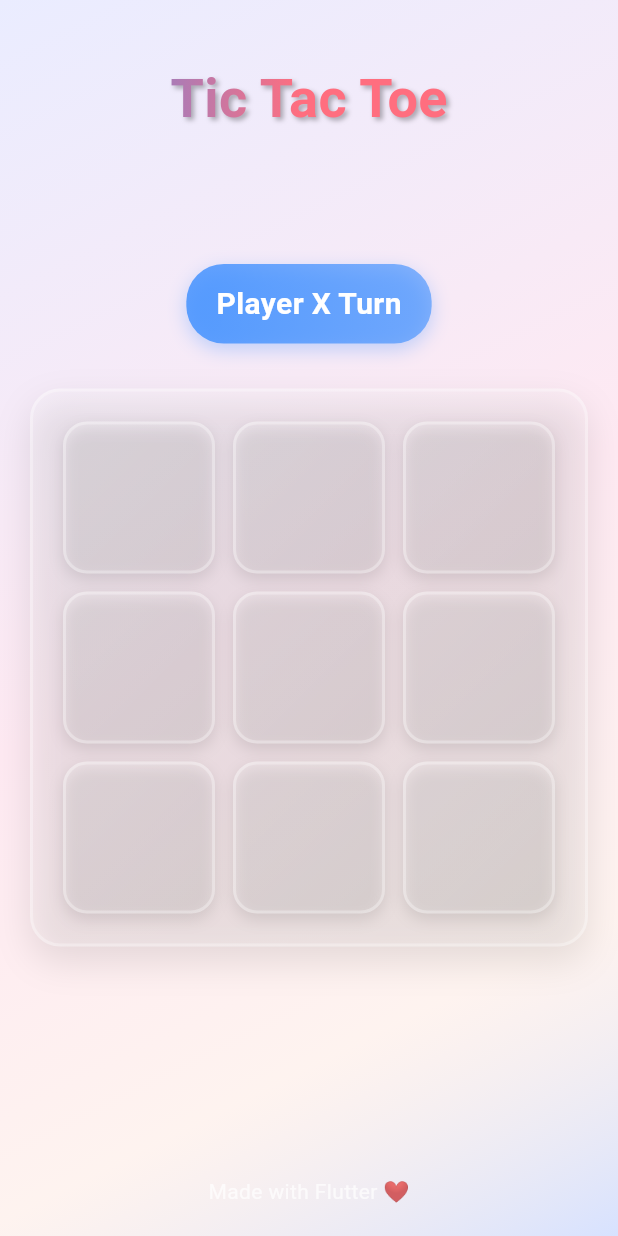
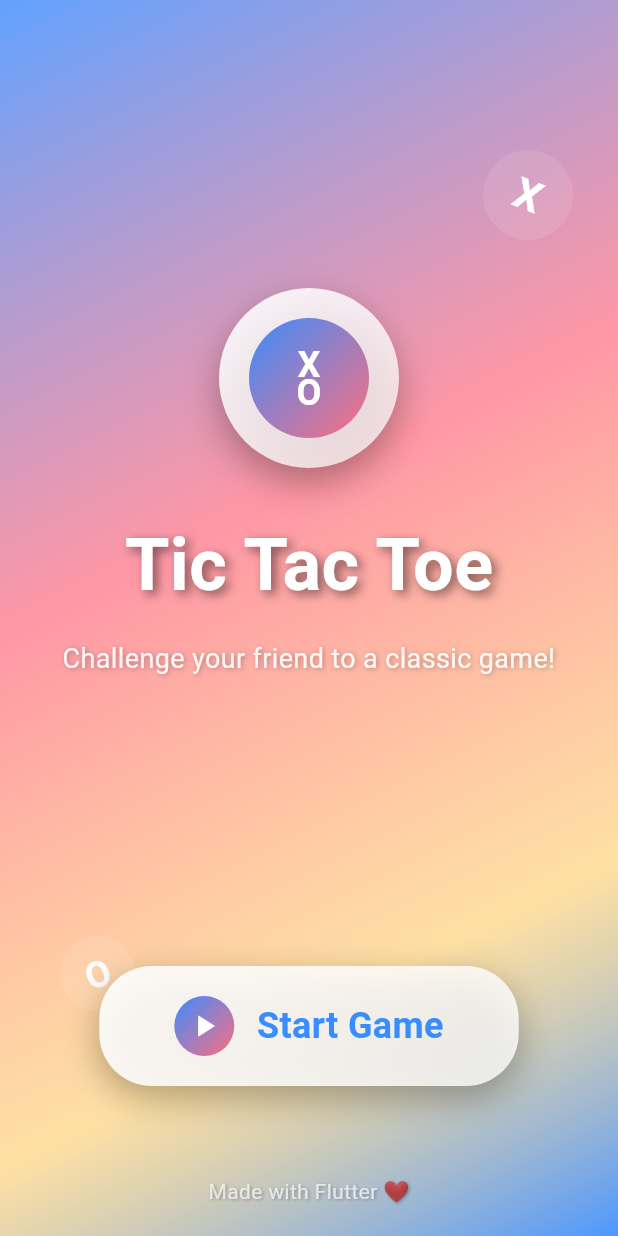
Before and after one commit to Workflow-Manager-admin/fluttergradienttictactoe-95805-65b143a0, a Flutter app: the screen it shows after launch, on a phone screen of 412 x 824 dp. Run offline on Flutter 3.47's test engine with Material 3 defaults, Android fonts, the phone set to English and light mode, and no system bars.

```diff
--- /dev/null
+++ b/flutter_frontend/lib/home_page.dart
@@ -0,0 +1,408 @@
+import 'package:flutter/material.dart';
+import 'main.dart';
+
+class HomePage extends StatefulWidget {
+  const HomePage({super.key});
+
+  @override
+  State<HomePage> createState() => _HomePageState();
+}
+
+class _HomePageState extends State<HomePage> with TickerProviderStateMixin {
+  late AnimationController _backgroundAnimationController;
+  late AnimationController _logoAnimationController;
+  late AnimationController _buttonAnimationController;
+
+  late Animation<double> _backgroundAnimation;
+  late Animation<double> _logoAnimation;
+  late Animation<double> _buttonAnimation;
+
+  // Colors matching the game theme
+  static const Color primaryColor = Color(0xFF3A8DFF);
+  static const Color secondaryColor = Color(0xFFFF6E7F);
+  static const Color accentColor = Color(0xFFFFD166);
+
+  @override
+  void initState() {
+    super.initState();
+
+    // Initialize animation controllers
+    _backgroundAnimationController = AnimationController(
+      duration: const Duration(seconds: 5),
+      vsync: this,
+    );
+
+    _logoAnimationController = AnimationController(
+      duration: const Duration(milliseconds: 1200),
+      vsync: this,
+    );
+
+    _buttonAnimationController = AnimationController(
+      duration: const Duration(milliseconds: 800),
+      vsync: this,
+    );
+
+    // Initialize animations
+    _backgroundAnimation = CurvedAnimation(
+      parent: _backgroundAnimationController,
+      curve: Curves.linear,
+    );
+
+    _logoAnimation = CurvedAnimation(
+      parent: _logoAnimationController,
+      curve: Curves.elasticOut,
+    );
+
+    _buttonAnimation = CurvedAnimation(
+      parent: _buttonAnimationController,
+      curve: Curves.bounceOut,
+    );
+
+    // Start animations
+    _backgroundAnimationController.repeat();
+    _logoAnimationController.forward();
+
+    // Delay button animation
+    Future.delayed(const Duration(milliseconds: 600), () {
+      if (mounted) {
+        _buttonAnimationController.forward();
+      }
+    });
+  }
+
+  @override
+  void dispose() {
+    _backgroundAnimationController.dispose();
+    _logoAnimationController.dispose();
+    _buttonAnimationController.dispose();
+    super.dispose();
+  }
+
+  // PUBLIC_INTERFACE
+  /// Builds the animated background with flowing gradients
+  Widget buildAnimatedBackground() {
+    return AnimatedBuilder(
+      animation: _backgroundAnimation,
+      builder: (context, child) {
+        return Container(
+          decoration: BoxDecoration(
+            gradient: LinearGradient(
+              begin: Alignment.topLeft,
+              end: Alignment.bottomRight,
+              colors: [
+                primaryColor.withValues(alpha: 0.8),
+                secondaryColor.withValues(alpha: 0.7),
+                accentColor.withValues(alpha: 0.6),
+                primaryColor.withValues(alpha: 0.9),
+              ],
+              stops: [
+                0.0,
+                0.3 + 0.2 * _backgroundAnimation.value,
+                0.7 + 0.1 * _backgroundAnimation.value,
+                1.0,
+              ],
+            ),
+          ),
+        );
+      },
+    );
+  }
+
+  // PUBLIC_INTERFACE
+  /// Builds the animated logo/title section
+  Widget buildAnimatedLogo() {
+    return ScaleTransition(
+      scale: _logoAnimation,
+      child: Column(
+        children: [
+          // App Icon/Logo
+          Container(
+            width: 120,
+            height: 120,
+            decoration: BoxDecoration(
+              gradient: LinearGradient(
+                begin: Alignment.topLeft,
+                end: Alignment.bottomRight,
+                colors: [
+                  Colors.white.withValues(alpha: 0.9),
+                  Colors.white.withValues(alpha: 0.7),
+                ],
+              ),
+              shape: BoxShape.circle,
+              boxShadow: [
+                BoxShadow(
+                  color: Colors.black.withValues(alpha: 0.3),
+                  blurRadius: 20,
+                  offset: const Offset(0, 10),
+                ),
+              ],
+            ),
+            child: Center(
+              child: Container(
+                width: 80,
+                height: 80,
+                decoration: BoxDecoration(
+                  gradient: const LinearGradient(
+                    begin: Alignment.topLeft,
+                    end: Alignment.bottomRight,
+                    colors: [primaryColor, secondaryColor],
+                  ),
+                  shape: BoxShape.circle,
+                ),
+                child: const Center(
+                  child: Text(
+                    'X\nO',
+                    textAlign: TextAlign.center,
+                    style: TextStyle(
+                      fontSize: 24,
+                      fontWeight: FontWeight.bold,
+                      color: Colors.white,
+                      height: 0.8,
+                    ),
+                  ),
+                ),
+              ),
+            ),
+          ),
+
+          const SizedBox(height: 30),
+
+          // App Title
+          Text(
+            'Tic Tac Toe',
+            style: TextStyle(
+              fontSize: 48,
+              fontWeight: FontWeight.bold,
+              color: Colors.white,
+              shadows: [
+                Shadow(
+                  color: Colors.black.withValues(alpha: 0.5),
+                  offset: const Offset(3, 3),
+                  blurRadius: 8,
+                ),
+              ],
+            ),
+          ),
+
+          const SizedBox(height: 15),
+
+          // Subtitle
+          Text(
+            'Challenge your friend to a classic game!',
+            textAlign: TextAlign.center,
+            style: TextStyle(
+              fontSize: 18,
+              color: Colors.white.withValues(alpha: 0.9),
+              shadows: [
+                Shadow(
+                  color: Colors.black.withValues(alpha: 0.3),
+                  offset: const Offset(1, 1),
+                  blurRadius: 4,
+                ),
+              ],
+            ),
+          ),
+        ],
+      ),
+    );
+  }
+
+  // PUBLIC_INTERFACE
+  /// Builds the animated start game button
+  Widget buildStartGameButton() {
+    return ScaleTransition(
+      scale: _buttonAnimation,
+      child: GestureDetector(
+        onTap: () {
+          Navigator.of(context).push(
+            MaterialPageRoute(
+              builder: (context) => const TicTacToeGame(),
+            ),
+          );
+        },
+        child: Container(
+          padding: const EdgeInsets.symmetric(horizontal: 50, vertical: 20),
+          decoration: BoxDecoration(
+            gradient: LinearGradient(
+              begin: Alignment.topLeft,
+              end: Alignment.bottomRight,
+              colors: [
+                Colors.white.withValues(alpha: 0.9),
+                Colors.white.withValues(alpha: 0.8),
+              ],
+            ),
+            borderRadius: BorderRadius.circular(35),
+            boxShadow: [
+              BoxShadow(
+                color: Colors.black.withValues(alpha: 0.3),
+                blurRadius: 20,
+                offset: const Offset(0, 8),
+              ),
+            ],
+          ),
+          child: Row(
+            mainAxisSize: MainAxisSize.min,
+            children: [
+              Container(
+                width: 40,
+                height: 40,
+                decoration: BoxDecoration(
+                  gradient: const LinearGradient(
+                    begin: Alignment.topLeft,
+                    end: Alignment.bottomRight,
+                    colors: [primaryColor, secondaryColor],
+                  ),
+                  shape: BoxShape.circle,
+                ),
+                child: const Icon(
+                  Icons.play_arrow,
+                  color: Colors.white,
+                  size: 24,
+                ),
+              ),
+              const SizedBox(width: 15),
+              const Text(
+                'Start Game',
+                style: TextStyle(
+                  fontSize: 24,
+                  fontWeight: FontWeight.bold,
+                  color: primaryColor,
+                ),
+              ),
+            ],
+          ),
+        ),
+      ),
+    );
+  }
+
+  // PUBLIC_INTERFACE
+  /// Builds floating decorative elements
+  Widget buildFloatingElements() {
+    return Stack(
+      children: [
+        // Floating X
+        Positioned(
+          top: 100,
+          right: 30,
+          child: AnimatedBuilder(
+            animation: _backgroundAnimation,
+            builder: (context, child) {
+              return Transform.rotate(
+                angle: _backgroundAnimation.value * 6.28,
+                child: Container(
+                  width: 60,
+                  height: 60,
+                  decoration: BoxDecoration(
+                    color: Colors.white.withValues(alpha: 0.1),
+                    shape: BoxShape.circle,
+                  ),
+                  child: const Center(
+                    child: Text(
+                      'X',
+                      style: TextStyle(
+                        fontSize: 28,
+                        fontWeight: FontWeight.bold,
+                        color: Colors.white,
+                      ),
+                    ),
+                  ),
+                ),
+              );
+            },
+          ),
+        ),
+
+        // Floating O
+        Positioned(
+          bottom: 150,
+          left: 40,
+          child: AnimatedBuilder(
+            animation: _backgroundAnimation,
+            builder: (context, child) {
+              return Transform.rotate(
+                angle: -_backgroundAnimation.value * 6.28,
+                child: Container(
+                  width: 50,
+                  height: 50,
+                  decoration: BoxDecoration(
+                    color: Colors.white.withValues(alpha: 0.1),
+                    shape: BoxShape.circle,
+                  ),
+                  child: const Center(
+                    child: Text(
+                      'O',
+                      style: TextStyle(
+                        fontSize: 24,
+                        fontWeight: FontWeight.bold,
+                        color: Colors.white,
+                      ),
+                    ),
+                  ),
+                ),
+              );
+            },
+          ),
+        ),
+      ],
+    );
+  }
+
+  @override
+  Widget build(BuildContext context) {
+    return Scaffold(
+      body: Stack(
+        children: [
+          // Animated background
+          buildAnimatedBackground(),
+
+          // Floating decorative elements
+          buildFloatingElements(),
+
+          // Main content
+          SafeArea(
+            child: Center(
+              child: Padding(
+                padding: const EdgeInsets.symmetric(horizontal: 40),
+                child: Column(
+                  mainAxisAlignment: MainAxisAlignment.center,
+                  children: [
+                    const Spacer(),
+
+                    // Logo and title
+                    buildAnimatedLogo(),
+
+                    const Spacer(),
+
+                    // Start game button
+                    buildStartGameButton(),
+
+                    const SizedBox(height: 60),
+
+                    // Footer
+                    Text(
+                      'Made with Flutter ❤️',
+                      style: TextStyle(
+                        fontSize: 14,
+                        color: Colors.white.withValues(alpha: 0.7),
+                        shadows: [
+                          Shadow(
+                            color: Colors.black.withValues(alpha: 0.3),
+                            offset: const Offset(1, 1),
+                            blurRadius: 2,
+                          ),
+                        ],
+                      ),
+                    ),
+
+                    const SizedBox(height: 20),
+                  ],
+                ),
+              ),
+            ),
+          ),
+        ],
+      ),
+    );
+  }
+}
--- a/flutter_frontend/lib/main.dart
+++ b/flutter_frontend/lib/main.dart
@@ -1,4 +1,5 @@
 import 'package:flutter/material.dart';
+import 'home_page.dart';
 
 void main() {
   runApp(const TicTacToeApp());
@@ -15,7 +16,7 @@ class TicTacToeApp extends StatelessWidget {
         primarySwatch: Colors.blue,
         fontFamily: 'Roboto',
       ),
-      home: const TicTacToeGame(),
+      home: const HomePage(),
       debugShowCheckedModeBanner: false,
     );
   }
```
Also changed, not shown: 1 other file.
